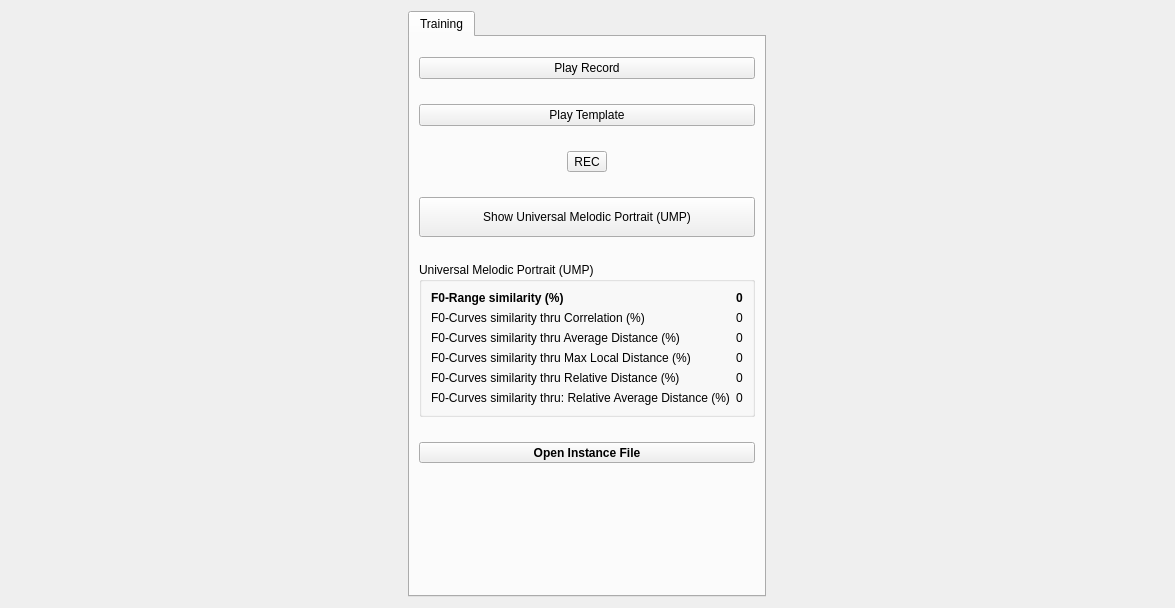
This is graphswindow.ui in zhitko/inton-trainer as Qt 5 draws it before an edit. The edited form follows.
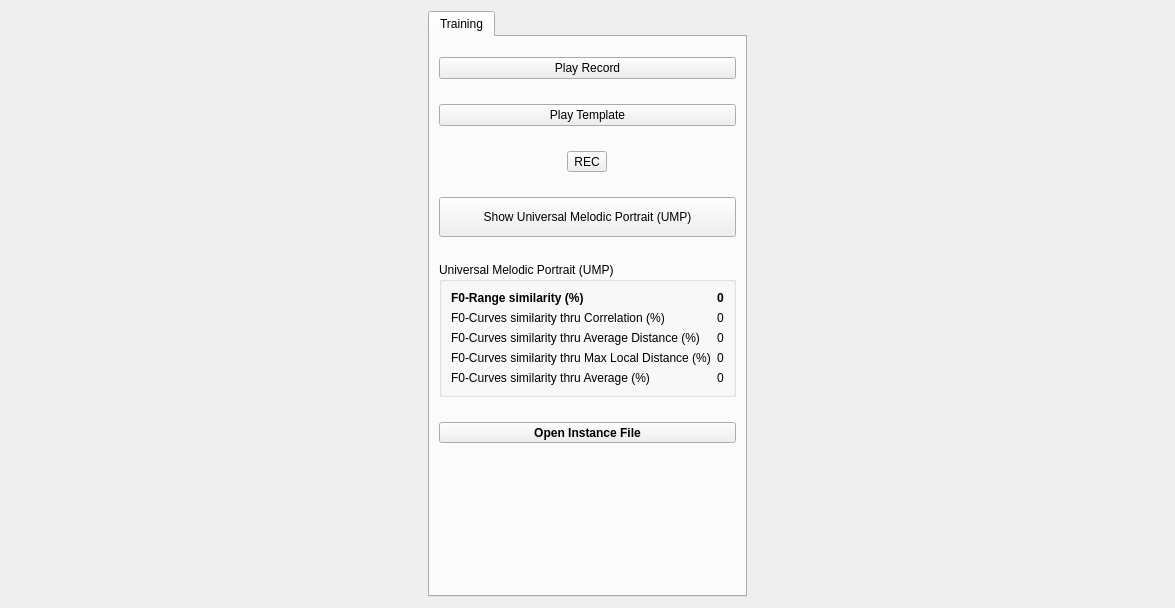
This is the edited form. Icons and pictures are not drawn.

Diff of the .ui file:
```diff
--- a/graphswindow.ui
+++ b/graphswindow.ui
@@ -240,7 +240,7 @@
             <item row="4" column="0">
              <widget class="QLabel" name="totalAtitle">
               <property name="text">
-               <string>F0-Curves similarity thru Relative Distance (%)</string>
+               <string>F0-Curves similarity thru Average (%)</string>
               </property>
              </widget>
             </item>
@@ -251,20 +251,6 @@
               </property>
              </widget>
             </item>
-            <item row="5" column="0">
-             <widget class="QLabel" name="totalARtitle">
-              <property name="text">
-               <string>F0-Curves similarity thru: Relative Average Distance (%)</string>
-              </property>
-             </widget>
-            </item>
-            <item row="5" column="1">
-             <widget class="QLabel" name="totalAR">
-              <property name="text">
-               <string>0</string>
-              </property>
-             </widget>
-            </item>
            </layout>
           </widget>
          </item>
```
